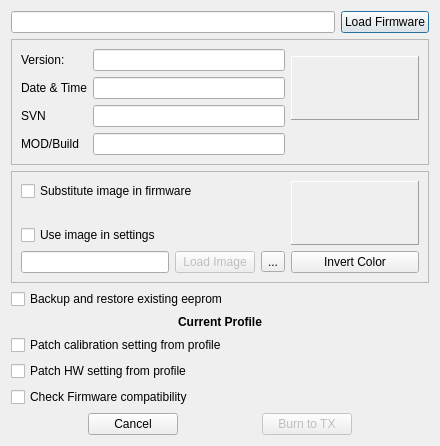
Before: the Qt Designer form src/burndialog.ui in roberto1903/companion9x, drawn with Qt 5.
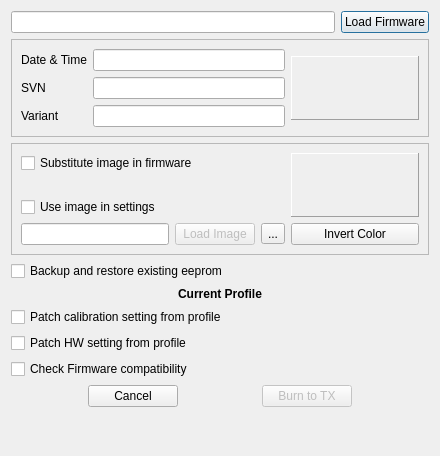
After: the same form once the commit is applied. Icons and pictures are not drawn.

Commit message: Compatibility with current open9x trunk (with 2 variants on stock board: frsky and gvars)

Diff of the .ui file:
```diff
--- a/src/burndialog.ui
+++ b/src/burndialog.ui
@@ -7,7 +7,7 @@
     <x>0</x>
     <y>0</y>
     <width>440</width>
-    <height>422</height>
+    <height>456</height>
    </rect>
   </property>
   <property name="sizePolicy">
@@ -67,20 +67,6 @@
         <enum>QFrame::Raised</enum>
        </property>
        <layout class="QGridLayout" name="gridLayout_5">
-        <item row="0" column="0">
-         <widget class="QLabel" name="versionLabel">
-          <property name="text">
-           <string>Version:</string>
-          </property>
-         </widget>
-        </item>
-        <item row="0" column="1">
-         <widget class="QLineEdit" name="VersionField">
-          <property name="readOnly">
-           <bool>true</bool>
-          </property>
-         </widget>
-        </item>
         <item row="0" column="2" rowspan="3">
          <widget class="QLabel" name="FwImage">
           <property name="sizePolicy">
@@ -115,7 +101,14 @@
           </property>
          </widget>
         </item>
-        <item row="1" column="0">
+        <item row="0" column="1">
+         <widget class="QLineEdit" name="DateField">
+          <property name="readOnly">
+           <bool>true</bool>
+          </property>
+         </widget>
+        </item>
+        <item row="0" column="0">
          <widget class="QLabel" name="dateLabel">
           <property name="text">
            <string>Date &amp; Time</string>
@@ -123,13 +116,13 @@
          </widget>
         </item>
         <item row="1" column="1">
-         <widget class="QLineEdit" name="DateField">
+         <widget class="QLineEdit" name="SVNField">
           <property name="readOnly">
            <bool>true</bool>
           </property>
          </widget>
         </item>
-        <item row="2" column="0">
+        <item row="1" column="0">
          <widget class="QLabel" name="svnLabel">
           <property name="text">
            <string>SVN</string>
@@ -137,26 +130,19 @@
          </widget>
         </item>
         <item row="2" column="1">
-         <widget class="QLineEdit" name="SVNField">
-          <property name="readOnly">
-           <bool>true</bool>
-          </property>
-         </widget>
-        </item>
-        <item row="3" column="0">
-         <widget class="QLabel" name="buildLabel">
-          <property name="text">
-           <string>MOD/Build</string>
-          </property>
-         </widget>
-        </item>
-        <item row="3" column="1">
          <widget class="QLineEdit" name="ModField">
           <property name="readOnly">
            <bool>true</bool>
           </property>
          </widget>
         </item>
+        <item row="2" column="0">
+         <widget class="QLabel" name="buildLabel">
+          <property name="text">
+           <string>Variant</string>
+          </property>
+         </widget>
+        </item>
        </layout>
       </widget>
      </item>
```
Left out of the diff: 4 changed lines with no effect on the pictures. The commit also changes 42 other files.
